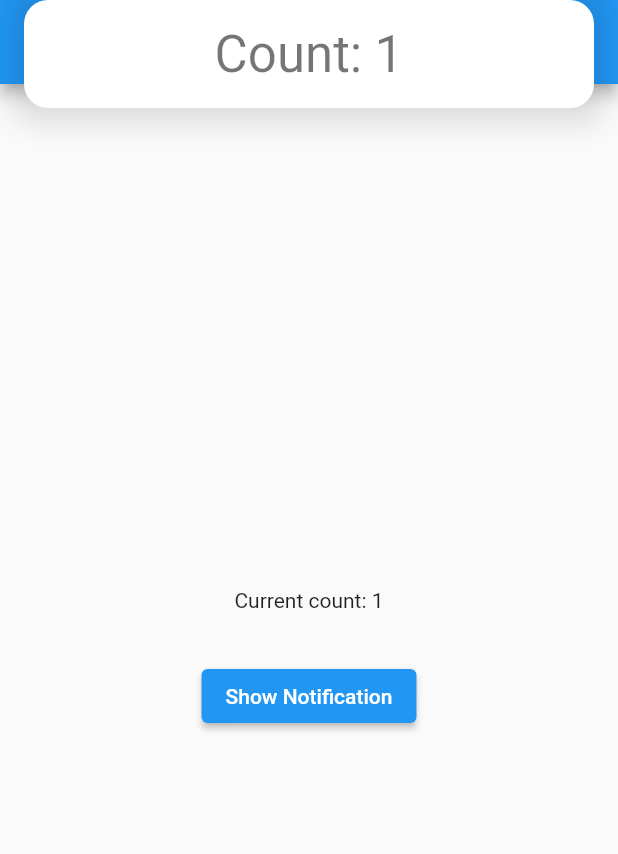
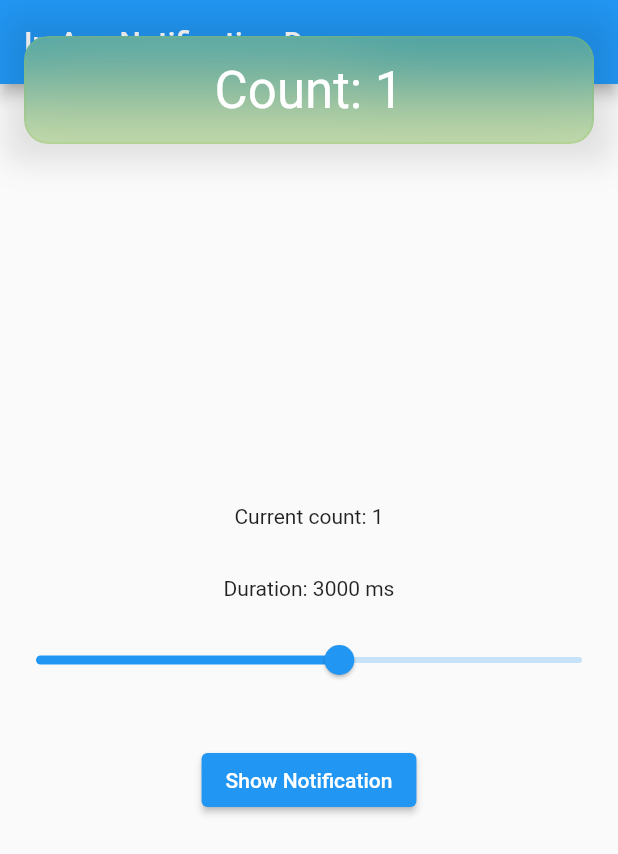
Before and after one commit to cb-cloud/flutter_in_app_notification, a Flutter app: the screen it shows after launch, after a tap on "Show Notification", on a phone screen of 412 x 824 dp. Shown: the top 854 px of the screen. Run offline on Flutter 3.47's test engine with Material 2 defaults, Android fonts, the phone set to English and light mode, and no system bars.

Commit message:
modify: organize example

```diff
--- a/example/lib/main.dart
+++ b/example/lib/main.dart
@@ -1,3 +1,5 @@
+import 'dart:ui';
+
 import 'package:flutter/material.dart';
 import 'package:in_app_notification/in_app_notification.dart';
 
@@ -35,6 +37,7 @@ class HomePage extends StatefulWidget {
 
 class _HomePageState extends State<HomePage> {
   int _count = 0;
+  int _duration = 3000;
 
   void _incrementCount() => setState(() => _count++);
 
@@ -49,13 +52,22 @@ class _HomePageState extends State<HomePage> {
           children: [
             Text('Current count: $_count'),
             const SizedBox(height: 32),
+            Text('Duration: $_duration ms'),
+            const SizedBox(height: 16),
+            Slider.adaptive(
+              value: _duration.toDouble(),
+              onChanged: (value) => setState(() => _duration = value.toInt()),
+              min: 500,
+              max: 5000,
+            ),
+            const SizedBox(height: 32),
             ElevatedButton(
               onPressed: () {
                 _incrementCount();
                 InAppNotification.of(context).show(
                   child: NotificationBody(count: _count),
                   onTap: () => print('Notification tapped!'),
-                  duration: const Duration(seconds: 3),
+                  duration: Duration(milliseconds: _duration),
                 );
               },
               child: Text('Show Notification'),
@@ -67,6 +79,9 @@ class _HomePageState extends State<HomePage> {
   }
 }
 
+/// An example of notification Widget.
+///
+/// Please replace this into your own Widget.
 class NotificationBody extends StatelessWidget {
   final int count;
 
@@ -78,26 +93,42 @@ class NotificationBody extends StatelessWidget {
   @override
   Widget build(BuildContext context) {
     return Padding(
-      padding: const EdgeInsets.symmetric(horizontal: 16.0),
+      padding: const EdgeInsets.fromLTRB(16, 24, 16, 0),
       child: DecoratedBox(
         decoration: BoxDecoration(
-          color: Colors.white,
-          borderRadius: BorderRadius.circular(16.0),
           boxShadow: [
             BoxShadow(
-              color: Colors.black12,
-              spreadRadius: 8,
+              color: Colors.black.withOpacity(0.1),
+              spreadRadius: 12,
               blurRadius: 16,
-              offset: Offset(0, 2),
             ),
           ],
         ),
-        child: Padding(
-          padding: const EdgeInsets.all(16.0),
-          child: Center(
-            child: Text(
-              'Count: $count',
-              style: Theme.of(context).textTheme.headline4,
+        child: ClipRRect(
+          borderRadius: BorderRadius.circular(16),
+          child: BackdropFilter(
+            filter: ImageFilter.blur(sigmaX: 24, sigmaY: 24),
+            child: DecoratedBox(
+              decoration: BoxDecoration(
+                color: Colors.lightGreen.withOpacity(0.4),
+                borderRadius: BorderRadius.circular(16.0),
+                border: Border.all(
+                  width: 1.4,
+                  color: Colors.lightGreen.withOpacity(0.2),
+                ),
+              ),
+              child: Padding(
+                padding: const EdgeInsets.all(16.0),
+                child: Center(
+                  child: Text(
+                    'Count: $count',
+                    style: Theme.of(context)
+                        .textTheme
+                        .headline4
+                        .copyWith(color: Colors.white),
+                  ),
+                ),
+              ),
             ),
           ),
         ),
```
